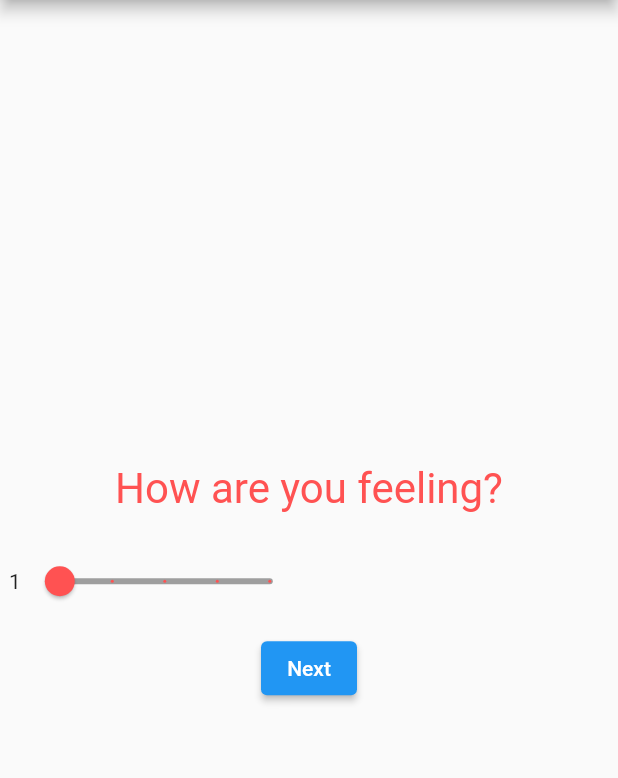
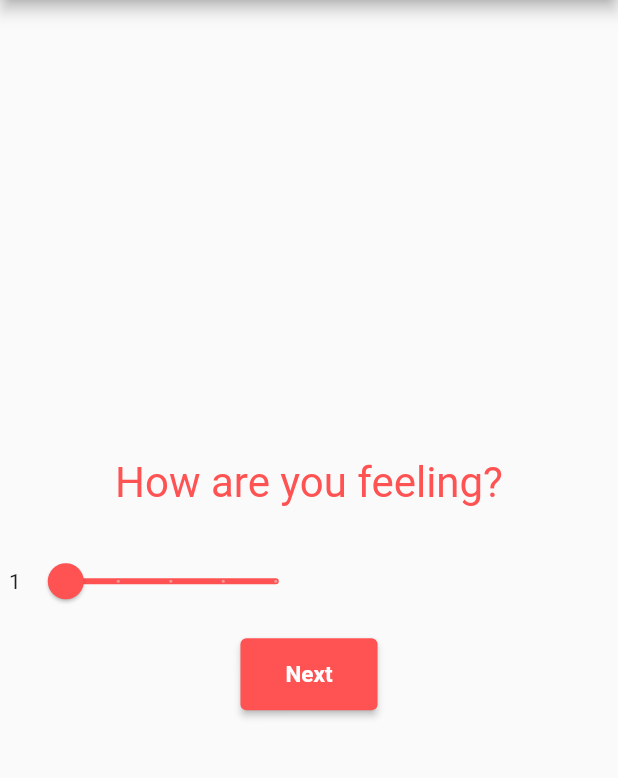
Before and after one commit to git-pi-e/feedback_app, a Flutter app: the screen it shows after launch, on a phone screen of 412 x 824 dp, the part 84-862 px from its top. Run offline on Flutter 3.47's test engine with Material 2 defaults, Android fonts, the phone set to English and light mode, and no system bars.

Commit message:
slider styled

```diff
--- a/lib/answer.dart
+++ b/lib/answer.dart
@@ -25,17 +25,35 @@ class _AnswerState extends State<Answer> {
     return Row(
       children: <Widget>[
         Text('$sliderVal'),
-        Slider(
+        SliderTheme(
+          data: SliderTheme.of(context).copyWith(
+            activeTrackColor: Colors.redAccent[400],
+            inactiveTrackColor: Colors.redAccent[200],
+            trackShape: RoundedRectSliderTrackShape(),
+            trackHeight: 4.0,
+            thumbShape: RoundSliderThumbShape(enabledThumbRadius: 12.0),
+            thumbColor: Colors.redAccent,
+            overlayColor: Colors.red.withAlpha(32),
+            overlayShape: RoundSliderOverlayShape(overlayRadius: 28.0),
+            tickMarkShape: RoundSliderTickMarkShape(),
+            activeTickMarkColor: Colors.red[700],
+            inactiveTickMarkColor: Colors.red[200],
+            valueIndicatorShape: PaddleSliderValueIndicatorShape(),
+            valueIndicatorColor: Colors.redAccent,
+            valueIndicatorTextStyle: TextStyle(
+              color: Colors.white,
+            ),
+          ),
+          child: Slider(
             min: 1,
             max: 5,
             divisions: 4,
             value: sliderVal.toDouble(),
             label: '$sliderVal',
-          activeColor: Colors.redAccent,
-          inactiveColor: Colors.grey,
             onChanged: (value) {
               setSliderValue(value);
             },
+          ),
         ),
       ],
     ); //RaisedButton
--- a/lib/quiz.dart
+++ b/lib/quiz.dart
@@ -42,6 +42,11 @@ class Quiz extends StatelessWidget {
               height: 10,
             ),
             ElevatedButton(
+              style: ElevatedButton.styleFrom(
+                  primary: Colors.redAccent,
+                  padding: EdgeInsets.symmetric(horizontal: 30, vertical: 15),
+                  textStyle:
+                      TextStyle(fontSize: 15, fontWeight: FontWeight.bold)),
               child: Text('Next'),
               onPressed: () => answerQues(currentFeedbackValue),
             ),
```
Also changed, not shown: lib/result.dart (+13 -6 lines). Lines whose indentation alone changed are shown as unchanged.
